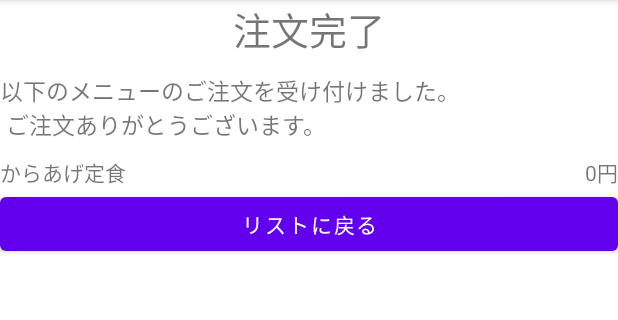
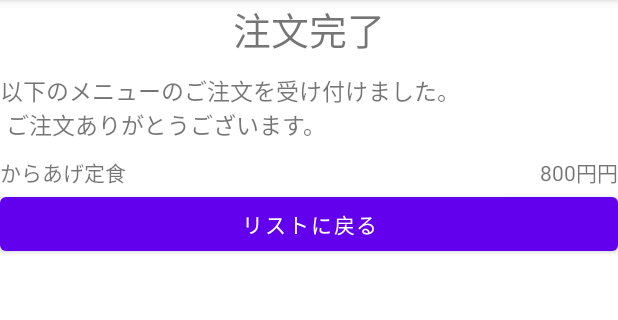
Before and after one commit to TakashiSasaki/android-2021, an Android app: the screen it shows after launch (MenuThanksActivity), after a tap on "からあげ定食", on a phone screen of 412 x 824 dp, the part 84-404 px from its top. Run offline under Robolectric (Android 15) with nearby library versions, the phone set to English and light mode, and no system bars.

```diff
--- a/MenuSample/app/src/main/java/jp/ac/kawahara/t_sasaki/menusample/MenuThanksActivity.kt
+++ b/MenuSample/app/src/main/java/jp/ac/kawahara/t_sasaki/menusample/MenuThanksActivity.kt
@@ -12,10 +12,10 @@ class MenuThanksActivity : AppCompatActivity() {
         setContentView(R.layout.activity_menu_thanks)
 
         val name = intent?.getStringExtra("menuName")
-        val price = intent?.getIntExtra("menuPrice", 0)
+        val price = intent?.getStringExtra("menuPrice")
 
         findViewById<TextView>(R.id.tvMenuName).text = name
-        findViewById<TextView>(R.id.tvMenuPrice).text = "" + price
+        findViewById<TextView>(R.id.tvMenuPrice).text = price
 
         this.supportActionBar?.setDisplayHomeAsUpEnabled(true)
 
```
Also changed, not shown: MenuSample/app/src/main/java/jp/ac/kawahara/t_sasaki/menusample/MainActivity.kt (+22 -1 lines).
